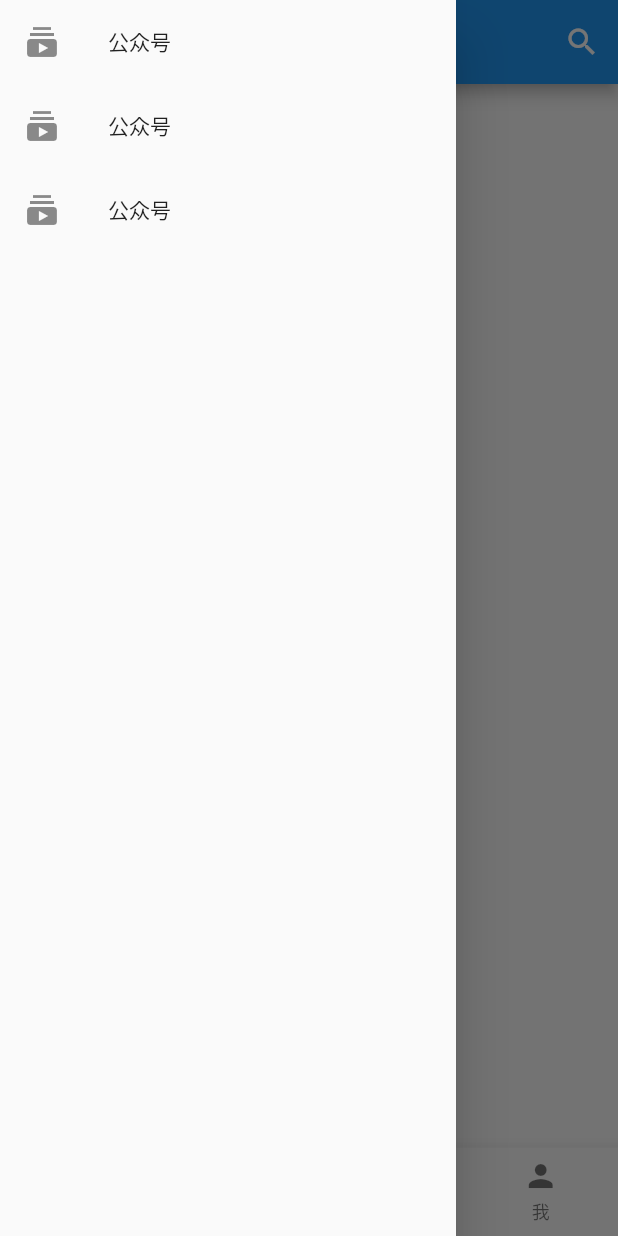
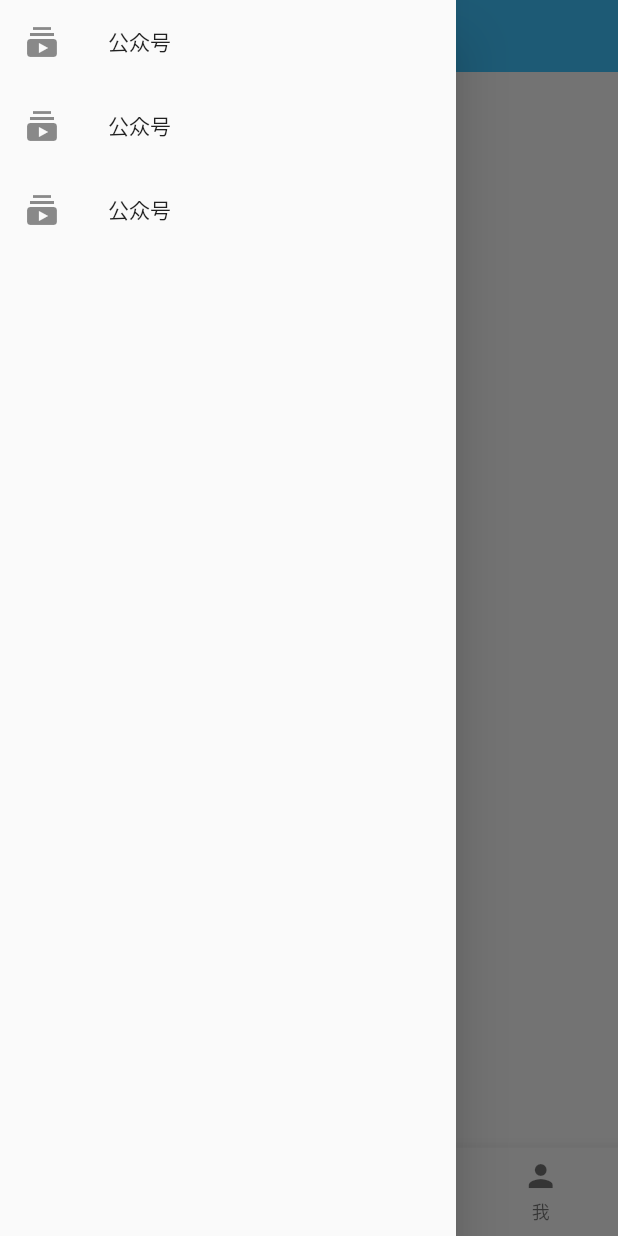
Before and after one commit to tony-xxw/WanFlutter, a Flutter app: the screen it shows after launch, with the side drawer open, on a phone screen of 412 x 824 dp. Run offline on Flutter 3.47's test engine with Material 2 defaults, Android fonts, the phone set to English and light mode, and no system bars; our stand-ins replace dio, sprintf; missing offline and left inert: flustars; network calls fail.

Commit message:
自定searchbar,了解inkWell,Semantics

```diff
--- a/lib/main.dart
+++ b/lib/main.dart
@@ -5,6 +5,7 @@ import 'package:wanflutter/pages/home.dart';
 import 'package:wanflutter/pages/navigation.dart';
 import 'package:wanflutter/pages/profile.dart';
 import 'package:wanflutter/pages/system.dart';
+import 'package:wanflutter/widgets/search_bar.dart';
 
 import 'common/common.dart';
 import 'net/dio_utils.dart';
@@ -35,17 +36,8 @@ class _Main extends State<Main> {
       title: defaultTitle,
       home: Scaffold(
         drawer: MenuDraw(),
-        appBar: AppBar(
-          actions: <Widget>[
-            IconButton(
-              icon: Icon(Icons.search),
-              onPressed: () {
-                showSearch(
-                    context: context, delegate: SearchPageCustomDelegate());
-              },
-            )
-          ],
-          title: Text(defaultTitle),
+        appBar: SearchBar(
+          hintText: "请搜索",
         ),
         body: _getPageWidth(_indexNum),
         bottomNavigationBar: BottomNavigationBar(
--- /dev/null
+++ b/lib/widgets/search_bar.dart
@@ -0,0 +1,35 @@
+import 'package:flutter/cupertino.dart';
+import 'package:flutter/material.dart';
+
+class SearchBar extends StatefulWidget implements PreferredSizeWidget {
+  final String hintText;
+
+  final Function onPressed;
+
+  SearchBar({Key key, this.hintText = '', this.onPressed}) : super(key: key);
+
+  @override
+  _SearchBarState createState() => _SearchBarState();
+
+  @override
+  Size get preferredSize => Size.fromHeight(48.0);
+}
+
+class _SearchBarState extends State<SearchBar> {
+  final TextEditingController _textEditingController = TextEditingController();
+  final FocusNode _focus = FocusNode();
+
+  @override
+  void dispose() {
+    super.dispose();
+    _textEditingController.dispose();
+    _focus.dispose();
+  }
+
+  @override
+  Widget build(BuildContext context) {
+    return Container(
+      color: Colors.lightBlueAccent,
+    );
+  }
+}
```
